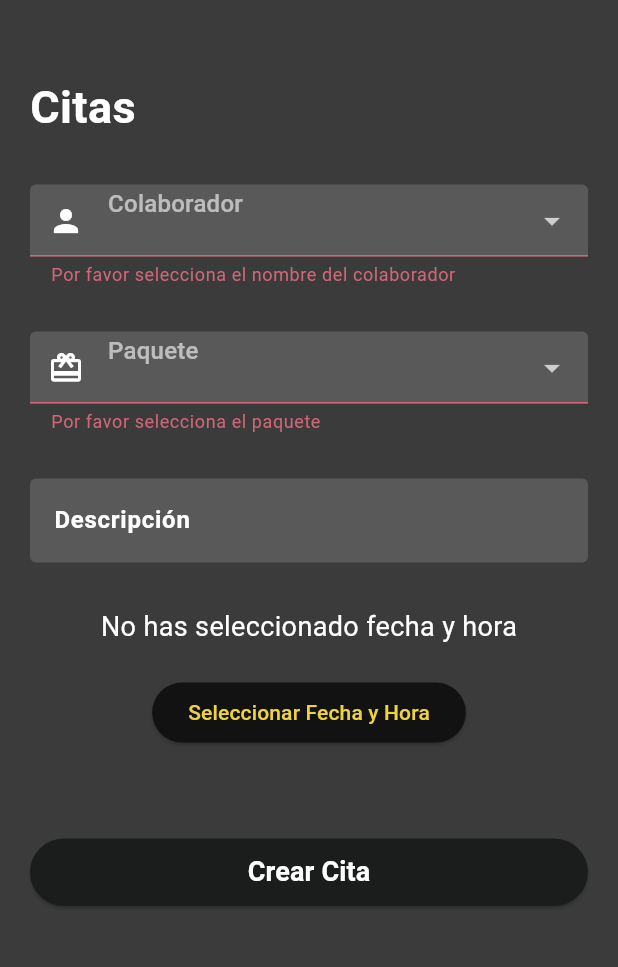
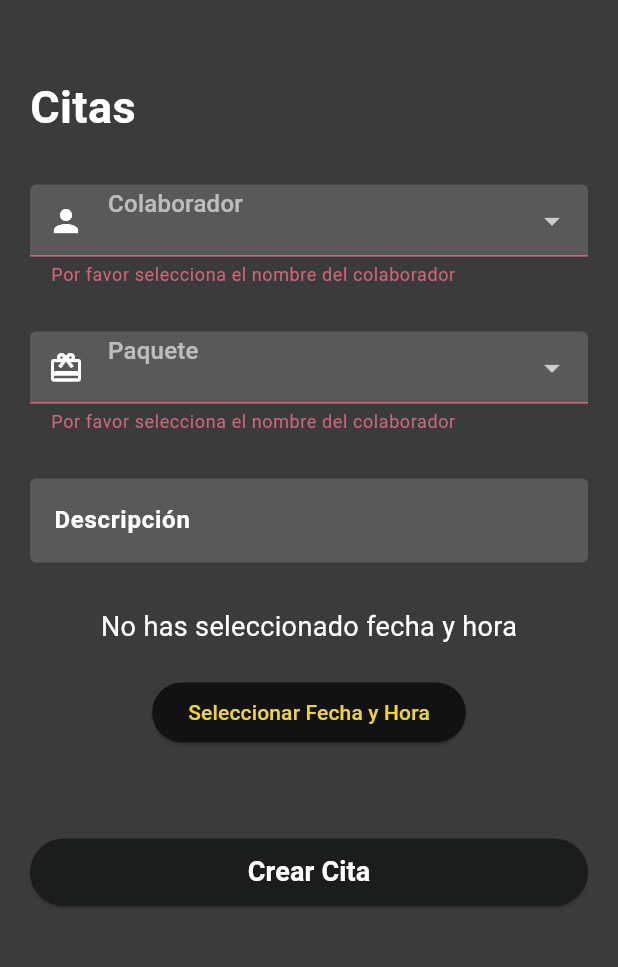
Before and after one commit to BJesus05/FlutterAlexasoft, a Flutter app: the RegisterPage screen opened directly, after a tap on "Crear Cita", on a phone screen of 412 x 824 dp, the part 84-1051 px from its top. Run offline on Flutter 3.47's test engine with Material 3 defaults, Android fonts, the phone set to English and light mode, and no system bars; our stand-ins replace sqflite; missing offline and left inert: mailer; accounts and stored records are empty; Roboto replaces fonts that are missing (Raleway).

Commit message:
Citas Crear Hecho

```diff
--- a/flutteralexasoft/lib/citasCreate.dart
+++ b/flutteralexasoft/lib/citasCreate.dart
@@ -1,9 +1,8 @@
-// ignore_for_file: unused_field, non_constant_identifier_names, file_names, prefer_final_fields, use_build_context_synchronously, unused_element
-
 import 'package:flutter/material.dart';
 import 'package:flutteralexasoft/citas.dart';
 import 'package:flutteralexasoft/main.dart';
 import 'package:flutteralexasoft/sqlhelper.dart';
+import 'package:intl/intl.dart';
 
 class RegistrarCitas extends StatelessWidget {
   final int? userId;
@@ -30,7 +29,7 @@ class RegistrarCitas extends StatelessWidget {
 class RegisterPage extends StatefulWidget {
   const RegisterPage({super.key});
 
-  int? get userId => null;
+  get userId => 1;
 
   @override
   State<RegisterPage> createState() => _RegisterPageState();
@@ -42,8 +41,9 @@ class _RegisterPageState extends State<RegisterPage> {
   final String _Detalles = '';
   final _formKey = GlobalKey<FormState>();
   String _descripcion = '';
-  DateTime _selectedDate =DateTime.now();
+  DateTime _selectedDate = DateTime.now();
   DateTime? _selectedDateTime;
+  bool _showProgress = false;
 
   Future<void> _presentDateTimePicker() async {
     final DateTime now = DateTime.now();
@@ -97,16 +97,30 @@ class _RegisterPageState extends State<RegisterPage> {
   @override
   void initState() {
     super.initState();
-    obtenerColaboradores();
+    obtenerValores();
   }
 
-  Future<void> obtenerColaboradores() async {
+  Future<void> obtenerValores() async {
     final colaboradores = await SQLHelper.obtenerColaboradores();
     final paquete = await SQLHelper.obtenerPaquetes();
     setState(() {
       _colaboradores = colaboradores;
       _paquetes = paquete;
     });
+  }
+
+  void _loadMainPage() async {
+    setState(() {
+      _showProgress = true; // Muestra el indicador de progreso
+    });
+    await Future.delayed(const Duration(seconds: 3)); // Simula la carga
+    setState(() {
+      _showProgress = false; // Oculta el indicador de progreso
+    });
+    Navigator.pushReplacement(
+      context,
+      MaterialPageRoute(builder: (context) => const Citas()),
+    );
   }
 
   @override
@@ -150,11 +164,11 @@ class _RegisterPageState extends State<RegisterPage> {
               },
             ),
           ],
-        )),
+        ),
+      ),
       body: SingleChildScrollView(
         child: Container(
-            padding:
-                const EdgeInsets.symmetric(horizontal: 20.0, vertical: 30.0),
+          padding: const EdgeInsets.symmetric(horizontal: 20.0, vertical: 30.0),
           child: Column(
             crossAxisAlignment: CrossAxisAlignment.start,
             children: <Widget>[
@@ -175,7 +189,6 @@ class _RegisterPageState extends State<RegisterPage> {
                         children: <Widget>[
                           Expanded(
                             child: DropdownButtonFormField<int>(
-                                  // Cambio a tipo int para el ID del colaborador
                               isExpanded: true,
                               decoration: InputDecoration(
                                 hintText: 'Colaborador',
@@ -198,14 +211,12 @@ class _RegisterPageState extends State<RegisterPage> {
                                 ),
                               ),
                               items: _colaboradores
-                                      .map<DropdownMenuItem<int>>(
-                                          (colaborador) {
+                                  .map<DropdownMenuItem<int>>((colaborador) {
                                 return DropdownMenuItem<int>(
                                   value: colaborador['id'] != null
                                       ? colaborador['id']
                                       : null,
-                                      child: Text(colaborador[
-                                          'nombre']),
+                                  child: Text(colaborador['nombre']),
                                 );
                               }).toList(),
                               validator: (value) {
@@ -221,7 +232,8 @@ class _RegisterPageState extends State<RegisterPage> {
                               },
                               onSaved: (value) {
                                 setState(() {
-                                      _selectedColaborador = value!; // Asigna el valor seleccionado a _selectedColaborador
+                                  _selectedColaborador =
+                                      value!; // Asigna el valor seleccionado a _selectedColaborador
                                 });
                               },
                             ),
@@ -244,8 +256,7 @@ class _RegisterPageState extends State<RegisterPage> {
                                     color: Colors.white,
                                   ),
                                   prefixIcon: Icon(Icons.card_giftcard),
-                                      fillColor:
-                                          Color.fromARGB(255, 89, 89, 89),
+                                  fillColor: Color.fromARGB(255, 89, 89, 89),
                                   filled: true,
                                   contentPadding:
                                       EdgeInsets.symmetric(horizontal: 10),
@@ -259,23 +270,28 @@ class _RegisterPageState extends State<RegisterPage> {
                                   ),
                                 ),
                                 items: _paquetes
-                                      .map<DropdownMenuItem<int>>(
-                                          (paquete) {
+                                    .map<DropdownMenuItem<int>>((paquete) {
                                   return DropdownMenuItem<int>(
                                     value: paquete['id'] != null
                                         ? paquete['id']
                                         : null,
-                                      child: Text(paquete[
-                                          'nombre']),
+                                    child: Text(paquete['nombre']),
                                   );
                                 }).toList(),
                                 validator: (value) {
-                                      return 'Por favor selecciona el paquete';
+                                  if (value == null) {
+                                    return 'Por favor selecciona el nombre del colaborador';
+                                  }
+                                  return null;
                                 },
                                 onChanged: (value) {
                                   setState(() {
-                                        _selectedPaquete =
-                                            value!;
+                                    _selectedPaquete = value!;
+                                  });
+                                },
+                                onSaved: (value) {
+                                  setState(() {
+                                    _selectedPaquete = value!;
                                   });
                                 },
                               ),
@@ -294,12 +310,12 @@ class _RegisterPageState extends State<RegisterPage> {
                                 color: Colors.white),
                             fillColor: Color.fromARGB(255, 89, 89, 89),
                             focusedBorder: OutlineInputBorder(
-                                    borderSide: BorderSide(
-                                        width: 0, style: BorderStyle.none),
+                              borderSide:
+                                  BorderSide(width: 0, style: BorderStyle.none),
                             ),
                             enabledBorder: OutlineInputBorder(
-                                    borderSide: BorderSide(
-                                        width: 0, style: BorderStyle.none),
+                              borderSide:
+                                  BorderSide(width: 0, style: BorderStyle.none),
                             ),
                             filled: true),
                         onSaved: (value) {
@@ -307,45 +323,8 @@ class _RegisterPageState extends State<RegisterPage> {
                             _descripcion = value.toString();
                           });
                         },
-                            )),
-                        /*Padding(
-                          padding: const EdgeInsets.only(top: 30),
-                          child: DropdownButtonFormField<String>(
-                            decoration: InputDecoration(
-                              hintText: 'Selecciona un colaborador',
-                              hintStyle:
-                                  const TextStyle(fontWeight: FontWeight.w600),
-                              fillColor: Colors.grey.shade200,
-                              focusedBorder: const OutlineInputBorder(
-                                borderSide: BorderSide(
-                                    width: 0, style: BorderStyle.none),
                       ),
-                              enabledBorder: const OutlineInputBorder(
-                                borderSide: BorderSide(
-                                    width: 0, style: BorderStyle.none),
                     ),
-                              filled: true,
-                            ),
-                            value: _selectedColaborador,
-                            onChanged: (String? value) {
-                              setState(() {
-                                _selectedColaborador = value.toString();
-                              });
-                            },
-                            items: colaborador.map((String value) {
-                              return DropdownMenuItem<String>(
-                                value: value,
-                                child: Text(value),
-                              );
-                            }).toList(),
-                            validator: (value) {
-                              if (value == null || value.isEmpty) {
-                                return 'Por favor selecciona un colaborador';
-                              }
-                              return null;
-                            },
-                          ),
-                        ),*/
                     Padding(
                       padding: const EdgeInsets.symmetric(vertical: 30),
                       child: Column(
@@ -354,7 +333,7 @@ class _RegisterPageState extends State<RegisterPage> {
                           Text(
                             _selectedDateTime == null
                                 ? 'No has seleccionado fecha y hora'
-                                    : 'Fecha y Hora seleccionadas: ${_selectedDateTime.toString()}',
+                                : 'Fecha y Hora: ${DateFormat('yyyy-MM-dd HH:mm').format(_selectedDateTime!)}',
                             style: TextStyle(fontSize: 18.0),
                           ),
                           SizedBox(height: 20.0),
@@ -377,53 +356,25 @@ class _RegisterPageState extends State<RegisterPage> {
                         child: ElevatedButton(
                           onPressed: () async {
                             if (_formKey.currentState!.validate()) {
+                              setState(() {
+                                _showProgress = true; // Muestra el indicador de progreso
+                              });
                               await SQLHelper.guardarCita(
                                   _descripcion,
-                                        _selectedDate,
+                                  _selectedDateTime!,
                                   _selectedColaborador,
                                   widget.userId,
                                   _selectedPaquete);
+                              setState(() {
+                                _showProgress = false; // Oculta el indicador de progreso
+                              });
 
-                                    ScaffoldMessenger.of(context)
-                                        .showSnackBar(SnackBar(
-                                      content: const Row(
-                                        mainAxisAlignment:
-                                            MainAxisAlignment.start,
-                                        children: <Widget>[
-                                          Icon(
-                                            Icons.check_circle,
-                                            color: Color.fromARGB(
-                                                255, 255, 255, 255),
-                                          ),
-                                          SizedBox(
-                                            width: 5,
-                                          ),
-                                          Text(
-                                            "Cita creada correctamente",
-                                            style: TextStyle(
-                                                color: Color.fromARGB(
-                                                    255, 255, 255, 255)),
-                                          )
-                                        ],
-                                      ),
-                                      duration:
-                                          const Duration(milliseconds: 2000),
-                                      width: 300,
-                                      padding: const EdgeInsets.symmetric(
-                                          horizontal: 8.0, vertical: 10),
-                                      behavior: SnackBarBehavior.floating,
-                                      shape: RoundedRectangleBorder(
-                                        borderRadius:
-                                            BorderRadius.circular(3.0),
-                                      ),
-                                      backgroundColor: const Color.fromARGB(
-                                          255, 12, 195, 106),
-                                    ));
+                              // Redirigir a la página principal después de un tiempo
+                              _loadMainPage();
                             }
                           },
                           style: ElevatedButton.styleFrom(
-                                  backgroundColor:
-                                      const Color.fromARGB(255, 27, 29, 29),
+                            backgroundColor: const Color.fromARGB(255, 27, 29, 29),
                             foregroundColor: Colors.white,
                           ),
                           child: const Text('Crear Cita',
@@ -431,13 +382,22 @@ class _RegisterPageState extends State<RegisterPage> {
                                   fontSize: 18,
                                   fontWeight: FontWeight.bold,
                                   color: Colors.white)),
-                              )),
                         ),
-                      ],
-                    )),
+                      ),
+                    ),
                   ],
                 ),
               ),
-        ));
+            ],
+          ),
+        ),
+      ),
+      floatingActionButton: _showProgress
+          ? const CircularProgressIndicator(
+              valueColor: AlwaysStoppedAnimation<Color>(
+                  Color.fromARGB(255, 238, 211, 59)), // Cambia el color aquí
+            )
+          : null,
+    );
   }
 }
--- a/flutteralexasoft/lib/sqlhelper.dart
+++ b/flutteralexasoft/lib/sqlhelper.dart
@@ -96,7 +96,7 @@ class SQLHelper {
       ) VALUES ("Joselito", "jose@gmail.com", "josuel_xxx", "3015648374", "Jose1234#")
       """);
 
-    await database.execute("""INSERT INTO Citas(
+    /* await database.execute("""INSERT INTO Citas(
         detalle,
         fecha,
         hora,
@@ -107,7 +107,7 @@ class SQLHelper {
         ) VALUES
         ("Quiero que sean amable conmigo cuando me corten el pelo, tengo miedo", "13/04/2024", "16:30", "En espera", 1, 1, 1),
         ("Hay final triste", "17/04/2024", "01:30", "En espera", 1, 2, 3)
-        """);
+        """); */
   }
 
   static Future<sql.Database> db() async {
@@ -197,7 +197,7 @@ WHERE Paquetes_Servicios.id_Paquete = $idPaquete;
   static Future<void> guardarCita(
       String detalle, DateTime fecha, int colaborador, int? userId, int idPaquete) async {
         String fechaFormateada = DateFormat('yyyy-MM-dd').format(fecha);
-  String horaFormateada = DateFormat('HH:mm:ss').format(fecha);
+  String horaFormateada = DateFormat('HH:mm').format(fecha);
     final db = await SQLHelper.db();
     await db.insert('Citas', {
       'detalle': detalle,
```
Lines whose indentation alone changed are shown as unchanged.
